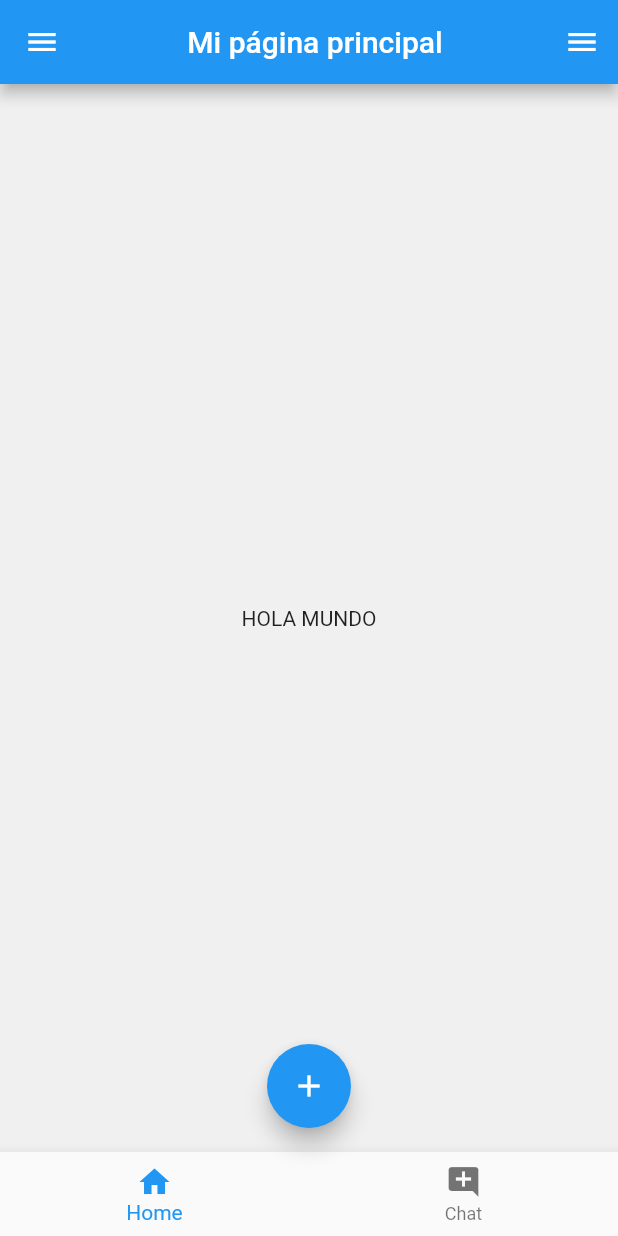
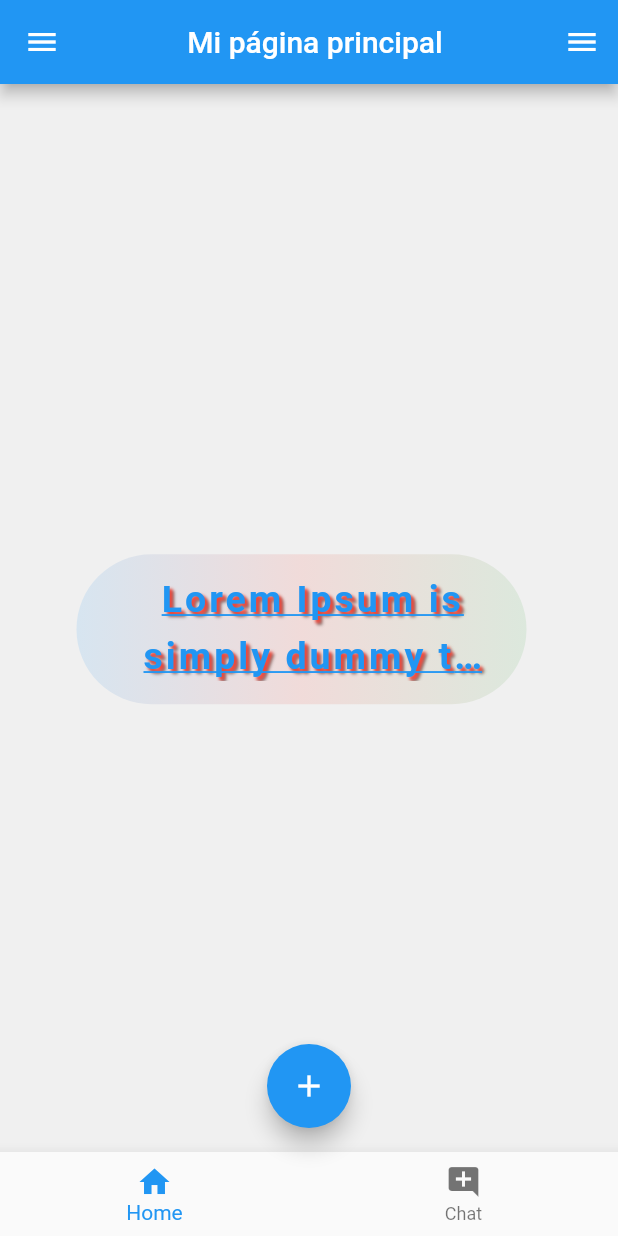
Before and after one commit to Carlos831204/Proyecto-Flutter, a Flutter app: the screen it shows after launch, on a phone screen of 412 x 824 dp. Run offline on Flutter 3.47's test engine with Material 2 defaults, Android fonts, the phone set to English and light mode, and no system bars.

Commit message:
Estilos de diseño

```diff
--- a/lib/pages/home_page.dart
+++ b/lib/pages/home_page.dart
@@ -1,3 +1,4 @@
+import 'package:flutter/cupertino.dart';
 import 'package:flutter/material.dart';
 class HomePage extends StatelessWidget{
   @override
@@ -10,7 +11,63 @@ class HomePage extends StatelessWidget{
         )
       ),
       body: Center(
-        child:Text("HOLA MUNDO"),
+        child: Container(
+          width:300,
+          height: 100,
+          alignment: Alignment.center,
+          margin: EdgeInsets.only(left: 5, top: 25, right: 15, bottom: 10 ),
+          padding: EdgeInsets.only(left: 40, top: 8, right: 25, bottom: 15 ),
+          decoration: BoxDecoration(
+            color:Colors.black12,
+            borderRadius: BorderRadius.only(
+               topLeft: Radius.circular(50),
+              topRight: Radius.circular(50),
+              bottomLeft: Radius.circular(50),
+              bottomRight: Radius.circular(50)
+            ),
+            /*
+              boxShadow: [
+              BoxShadow(
+                color: Colors.redAccent,
+                blurRadius: 40,
+                offset: Offset(20,20),
+              )
+            ],
+             */
+            gradient: LinearGradient(
+              colors:[
+                Colors.blue,
+                Colors.red,
+                Colors.green
+              ]
+            )
+          ),
+          child:Text("Lorem Ipsum is simply dummy text of the printing and typesetting industry. Lorem Ipsum has been the industry's standard dummy text ever since the 1500s, when an unknown printer took a galley of type and scrambled it to make a type specimen book.",
+              textAlign: TextAlign.center,
+              maxLines: 2,
+              overflow: TextOverflow.ellipsis,
+              style: TextStyle(
+                  fontSize: 25,
+                  color: Colors.blue,
+                  fontWeight: FontWeight.bold,
+                  letterSpacing:2,
+                  decoration: TextDecoration.underline,
+                  height:1.5,
+                  shadows: [
+                    Shadow(
+                        color: Colors.black45,
+                        offset: Offset(3,3),
+                        blurRadius: 2
+                    ),
+                    Shadow(
+                        color:Colors.red,
+                        offset: Offset(2,2),
+                        blurRadius: 2
+                    )
+                  ]
+              )
+          ),
+        )
       ),
       floatingActionButton: FloatingActionButton(
         onPressed: () {},
--- /dev/null
+++ b/lib/pages/images_example.dart
@@ -0,0 +1,16 @@
+import 'package:flutter/material.dart';
+
+class ImagesExample extends StatelessWidget{
+  @override
+  Widget build( BuildContext context){
+    return Container(
+      child: Column(
+        children: [
+          Image.network(
+            ""
+          )
+        ]
+      ),
+    );
+  }
+}
```
